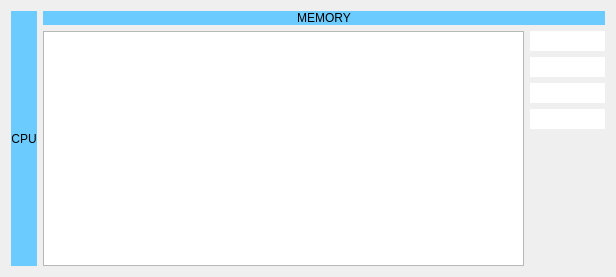
Above: ui/watcher.ui from samstyle/Xpeccy before the change. Below: the same form after it.
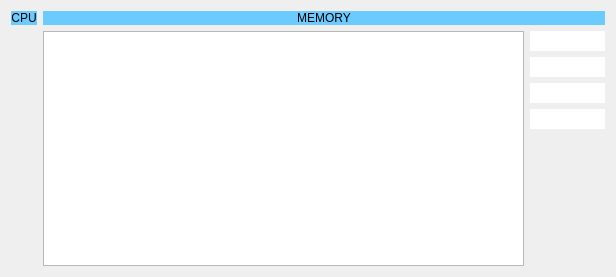
That is the form after the change. Icons and pictures are not drawn.

Diff of the .ui file:
```diff
--- a/ui/watcher.ui
+++ b/ui/watcher.ui
@@ -15,7 +15,7 @@
   </property>
   <layout class="QHBoxLayout" name="horizontalLayout_2" stretch="0,10">
    <item>
-    <layout class="QVBoxLayout" name="verticalLayout" stretch="0,0">
+    <layout class="QVBoxLayout" name="verticalLayout" stretch="0,0,0">
      <item>
       <widget class="QLabel" name="label_15">
        <property name="styleSheet">
@@ -32,6 +32,19 @@
      <item>
       <layout class="QGridLayout" name="regGrid"/>
      </item>
+     <item>
+      <spacer name="verticalSpacer_2">
+       <property name="orientation">
+        <enum>Qt::Vertical</enum>
+       </property>
+       <property name="sizeHint" stdset="0">
+        <size>
+         <width>20</width>
+         <height>40</height>
+        </size>
+       </property>
+      </spacer>
+     </item>
     </layout>
    </item>
    <item>
```
Left out of the diff: 9 changed lines with no effect on the pictures.
